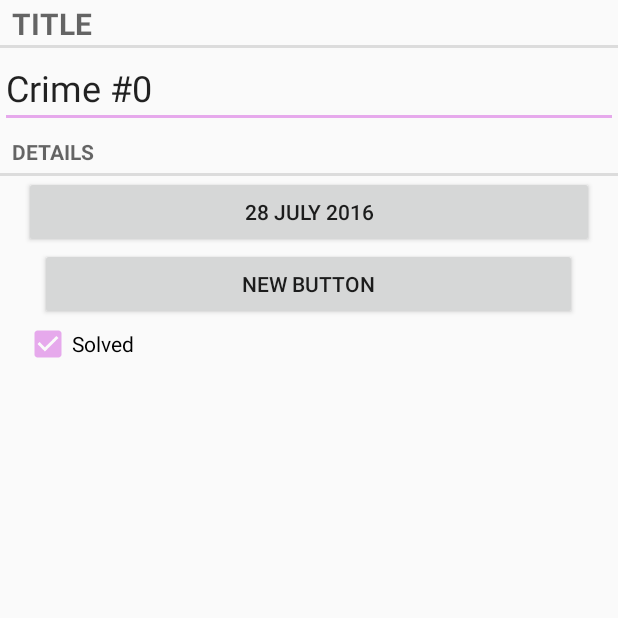
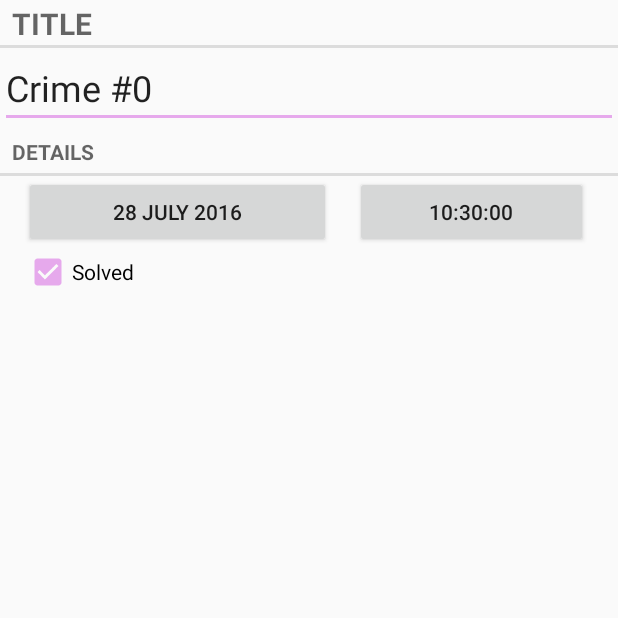
Before and after one commit to miewliie/criminal-intention, an Android app: the CrimeFragment screen opened directly, with no data from a screen before it, on a phone screen of 412 x 824 dp, the top half of it. Run offline under Robolectric (Android 15) with nearby library versions, the phone set to English and light mode, and no system bars; 1 statement that could not run was skipped.

Commit message:
addTimeDialog

```diff
--- a/app/src/main/java/com/augmentis/ayp/crimin/Crime.java
+++ b/app/src/main/java/com/augmentis/ayp/crimin/Crime.java
@@ -1,9 +1,11 @@
 package com.augmentis.ayp.crimin;
 
+import java.sql.Time;
 import java.text.DateFormat;
 import java.text.DateFormatSymbols;
 import java.text.SimpleDateFormat;
 import java.util.Date;
+import java.util.Timer;
 import java.util.UUID;
 
 /**
@@ -53,6 +55,7 @@ public class Crime {
         this.solved = solved;
     }
 
+
     @Override
     public String toString() {
         StringBuilder builder = new StringBuilder();
--- a/app/src/main/java/com/augmentis/ayp/crimin/CrimeFragment.java
+++ b/app/src/main/java/com/augmentis/ayp/crimin/CrimeFragment.java
@@ -15,9 +15,12 @@ import android.widget.Button;
 import android.widget.CheckBox;
 import android.widget.CompoundButton;
 import android.widget.EditText;
+import android.widget.TimePicker;
 
+import java.sql.Time;
 import java.text.SimpleDateFormat;
 import java.util.Date;
+import java.util.Timer;
 import java.util.UUID;
 
 /**
@@ -29,12 +32,15 @@ public class CrimeFragment extends Fragment {
     private static final String CRIME_POSITION = "CrimeFragment.CRIME_POS";
     private static final String DIALOG_DATE = "CrimeFragment.DIALOG_DATE";
     private static final int REQUEST_DATE = 221;
+    private static final int REQUEST_TIME = 1;
+    private static final String DIALOG_TIME = "CrimeFragment.DIALOG_TIME";
 
     private Crime crime;
 
     private int position;
     private EditText editText;
     private Button crimeDateButton;
+    private Button crimeTimeButton;
     private CheckBox crimeSolveCheckbox;
 
     public CrimeFragment(){}
@@ -93,8 +99,7 @@ public class CrimeFragment extends Fragment {
 
                 ///
                 FragmentManager fm = getFragmentManager();
-                DatePickerFragment dialogFragment =
-                        DatePickerFragment.newInstance(crime.getCrimeDate());
+                DatePickerFragment dialogFragment = DatePickerFragment.newInstance(crime.getCrimeDate());
                 dialogFragment.setTargetFragment(CrimeFragment.this, REQUEST_DATE);
 //                FragmentManager fm = getFragmentManager();
 //                DatePickerFragment dialogFragment = new DatePickerFragment();
@@ -104,7 +109,20 @@ public class CrimeFragment extends Fragment {
                 dialogFragment.show(fm, DIALOG_DATE);
 
             }
-        });
+        });//date button
+
+        crimeTimeButton = (Button) v.findViewById(R.id.button_time_picker);
+        crimeTimeButton.setText(getFormattedTime(crime.getCrimeDate()));
+        crimeTimeButton.setOnClickListener(new View.OnClickListener(){
+
+            @Override
+            public void onClick(View v) {
+                FragmentManager fm = getFragmentManager();
+                TimePickerFragment dialogFragment = TimePickerFragment.newInstance(crime.getCrimeDate());
+                dialogFragment.setTargetFragment(CrimeFragment.this, REQUEST_TIME);
+                dialogFragment.show(fm, DIALOG_TIME);
+            }
+        });//time button
 
         crimeSolveCheckbox = (CheckBox) v.findViewById(R.id.crime_solved);
         crimeSolveCheckbox.setChecked(crime.isSolved());
@@ -121,6 +139,10 @@ public class CrimeFragment extends Fragment {
 
 
         return v;
+    }
+
+    private String getFormattedTime(Date datetime) {
+        return new SimpleDateFormat("HH:mm:ss").format(datetime);
     }
 
     private String getFormattedDate(Date date){
--- a/app/src/main/res/layout/fragment_crime.xml
+++ b/app/src/main/res/layout/fragment_crime.xml
@@ -23,20 +23,27 @@
         android:layout_height="wrap_content"
         android:text="@string/crime_detail_label"
         style="?android:listSeparatorTextViewStyle"/>
+    <LinearLayout
+        android:layout_width="match_parent"
+        android:layout_height="wrap_content"
+        android:paddingRight="20dp">
+    <Button
+        android:id="@+id/crime_date"
+        android:layout_width="wrap_content"
+        android:layout_height="wrap_content"
+
+        android:layout_marginLeft="16dp"
+        android:layout_marginRight="16dp"
+        android:layout_weight="2" />
 
     <Button
-        android:id="@+id/crime_date"
-        android:layout_width="match_parent"
+        android:layout_width="wrap_content"
         android:layout_height="wrap_content"
-        android:layout_marginLeft="16dp"
-        android:layout_marginRight="16dp"/>
+        android:id="@+id/button_time_picker"
+        android:layout_gravity="center_horizontal"
+        android:layout_weight="1.41" />
 
-    <Button
-        android:layout_width="358dp"
-        android:layout_height="wrap_content"
-        android:text="New Button"
-        android:id="@+id/button"
-        android:layout_gravity="center_horizontal" />
+    </LinearLayout>
 
     <CheckBox
         android:id="@+id/crime_solved"
--- a/app/src/main/res/values/strings.xml
+++ b/app/src/main/res/values/strings.xml
@@ -5,4 +5,5 @@
     <string name="crime_solved_label">Solved</string>
     <string name="crime_detail_label">Details</string>
     <string name="date_picker_title">Picker Date</string>
+    <string name="time_picker_title">Time Picker</string>
 </resources>
```
Also changed, not shown: app/src/main/java/com/augmentis/ayp/crimin/TimePickerFragment.java (added, +91 -0 lines), app/src/main/res/layout/dialog_time.xml (added, +7 -0 lines).
